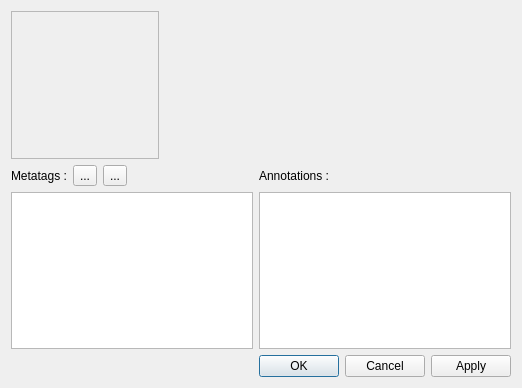
This is src/Gui/ui/ClipProperty.ui in luyikei/VLMC as Qt 5 draws it before an edit. The edited form follows.
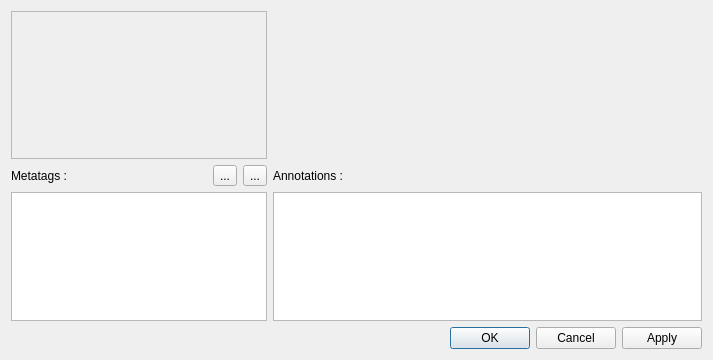
This is the edited form. Icons and pictures are not drawn. Custom widgets are drawn as their Qt base class.

The edit to the form file:
```diff
--- a/src/Gui/ui/ClipProperty.ui
+++ b/src/Gui/ui/ClipProperty.ui
@@ -6,15 +6,15 @@
    <rect>
     <x>0</x>
     <y>0</y>
-    <width>522</width>
-    <height>388</height>
+    <width>713</width>
+    <height>360</height>
    </rect>
   </property>
   <property name="windowTitle">
    <string/>
   </property>
   <layout class="QGridLayout" name="gridLayout">
-   <item row="0" column="0" colspan="4">
+   <item row="0" column="0" colspan="3">
     <widget class="QFrame" name="frame">
      <property name="frameShape">
       <enum>QFrame::StyledPanel</enum>
@@ -57,19 +57,6 @@
      </layout>
     </widget>
    </item>
-   <item row="0" column="4">
-    <spacer name="horizontalSpacer_2">
-     <property name="orientation">
-      <enum>Qt::Horizontal</enum>
-     </property>
-     <property name="sizeHint" stdset="0">
-      <size>
-       <width>40</width>
-       <height>20</height>
-      </size>
-     </property>
-    </spacer>
-   </item>
    <item row="1" column="0">
     <widget class="QLabel" name="label">
      <property name="text">
@@ -77,48 +64,6 @@
      </property>
     </widget>
    </item>
-   <item row="2" column="0" colspan="6">
-    <widget class="QListView" name="metaTagsView">
-     <property name="selectionMode">
-      <enum>QAbstractItemView::MultiSelection</enum>
-     </property>
-    </widget>
-   </item>
-   <item row="3" column="5">
-    <spacer name="horizontalSpacer">
-     <property name="orientation">
-      <enum>Qt::Horizontal</enum>
-     </property>
-     <property name="sizeHint" stdset="0">
-      <size>
-       <width>40</width>
-       <height>20</height>
-      </size>
-     </property>
-    </spacer>
-   </item>
-   <item row="3" column="6">
-    <widget class="QDialogButtonBox" name="buttonBox">
-     <property name="sizePolicy">
-      <sizepolicy hsizetype="Fixed" vsizetype="Fixed">
-       <horstretch>0</horstretch>
-       <verstretch>0</verstretch>
-      </sizepolicy>
-     </property>
-     <property name="layoutDirection">
-      <enum>Qt::LeftToRight</enum>
-     </property>
-     <property name="orientation">
-      <enum>Qt::Horizontal</enum>
-     </property>
-     <property name="standardButtons">
-      <set>QDialogButtonBox::Apply|QDialogButtonBox::Cancel|QDialogButtonBox::Ok</set>
-     </property>
-     <property name="centerButtons">
-      <bool>false</bool>
-     </property>
-    </widget>
-   </item>
    <item row="1" column="1">
     <widget class="QToolButton" name="addTagsButton">
      <property name="text">
@@ -141,18 +86,64 @@
      </property>
     </widget>
    </item>
-   <item row="2" column="6">
-    <widget class="QPlainTextEdit" name="annotationInput"/>
-   </item>
-   <item row="1" column="6">
+   <item row="1" column="3">
     <widget class="QLabel" name="annotationLabel">
      <property name="text">
       <string>Annotations :</string>
      </property>
     </widget>
    </item>
-   <item row="0" column="6">
-    <widget class="QWidget" name="metadataContainer" native="true">
+   <item row="2" column="0" colspan="3">
+    <widget class="QListView" name="metaTagsView">
+     <property name="selectionMode">
+      <enum>QAbstractItemView::MultiSelection</enum>
+     </property>
+    </widget>
+   </item>
+   <item row="2" column="3">
+    <widget class="QPlainTextEdit" name="annotationInput"/>
+   </item>
+   <item row="4" column="3">
+    <layout class="QHBoxLayout" name="horizontalLayout">
+     <item>
+      <spacer name="horizontalSpacer">
+       <property name="orientation">
+        <enum>Qt::Horizontal</enum>
+       </property>
+       <property name="sizeHint" stdset="0">
+        <size>
+         <width>40</width>
+         <height>20</height>
+        </size>
+       </property>
+      </spacer>
+     </item>
+     <item>
+      <widget class="QDialogButtonBox" name="buttonBox">
+       <property name="sizePolicy">
+        <sizepolicy hsizetype="Fixed" vsizetype="Fixed">
+         <horstretch>0</horstretch>
+         <verstretch>0</verstretch>
+        </sizepolicy>
+       </property>
+       <property name="layoutDirection">
+        <enum>Qt::LeftToRight</enum>
+       </property>
+       <property name="orientation">
+        <enum>Qt::Horizontal</enum>
+       </property>
+       <property name="standardButtons">
+        <set>QDialogButtonBox::Apply|QDialogButtonBox::Cancel|QDialogButtonBox::Ok</set>
+       </property>
+       <property name="centerButtons">
+        <bool>false</bool>
+       </property>
+      </widget>
+     </item>
+    </layout>
+   </item>
+   <item row="0" column="3">
+    <widget class="ClipMetadataDisplayer" name="metadataContainer" native="true">
      <property name="sizePolicy">
       <sizepolicy hsizetype="Expanding" vsizetype="Expanding">
        <horstretch>0</horstretch>
@@ -169,6 +160,14 @@
    </item>
   </layout>
  </widget>
+ <customwidgets>
+  <customwidget>
+   <class>ClipMetadataDisplayer</class>
+   <extends>QWidget</extends>
+   <header>ClipMetadataDisplayer.h</header>
+   <container>1</container>
+  </customwidget>
+ </customwidgets>
  <resources>
   <include location="../../../ressources.qrc"/>
  </resources>
```
